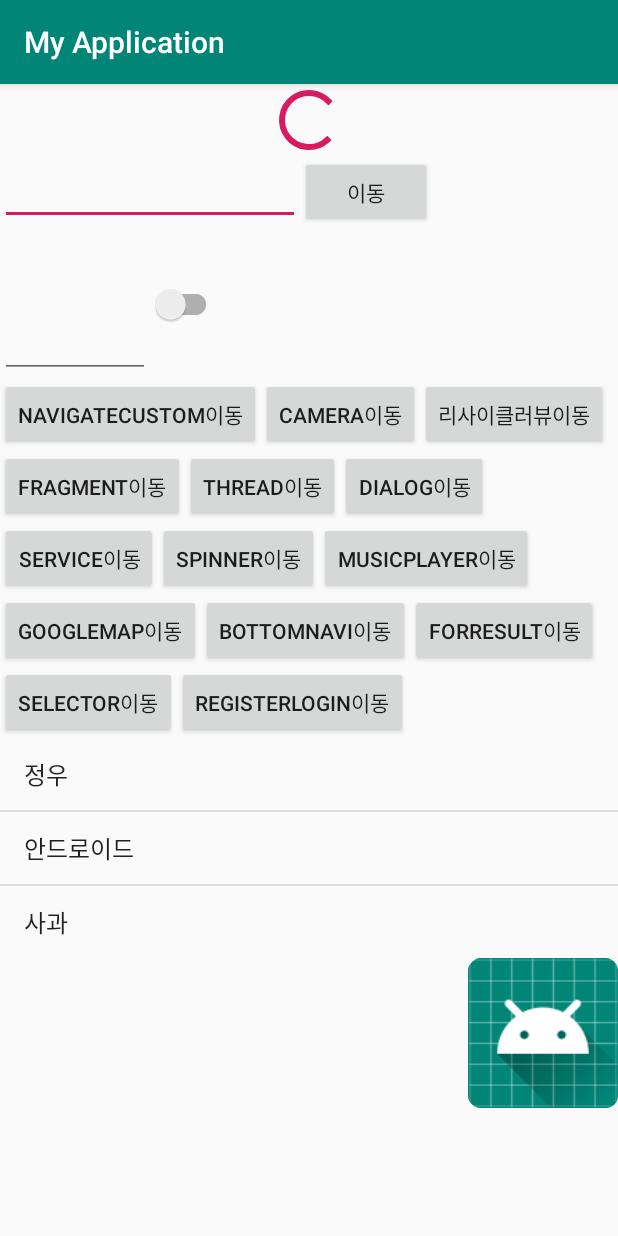
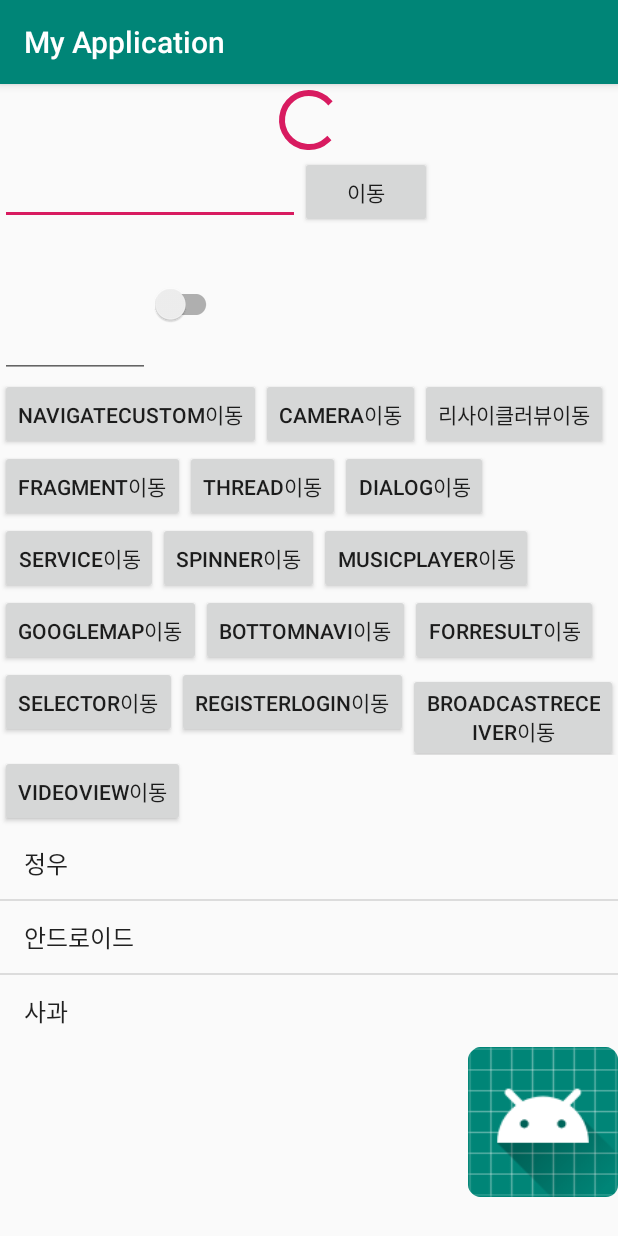
Before and after one commit to friendshipkim97/Android-Practice, an Android app: the screen it shows after launch (MainActivity), on a phone screen of 412 x 824 dp. Run offline under Robolectric (Android 15) with nearby library versions, the phone set to English and light mode, and no system bars; plain views replace SpinKitView.

Commit message:
Update BroadCastReceiver

```diff
--- a/app/src/main/java/com/cookandroid/myapplication/MainActivity.java
+++ b/app/src/main/java/com/cookandroid/myapplication/MainActivity.java
@@ -47,6 +47,8 @@ public class MainActivity extends AppCompatActivity {
     private Button forReuslt_move;
     private Button selector_move;
     private Button registerLogin_move;
+    private Button broadcastReceiver_move;
+    private Button videoView_move;
 
     private long backBtnTime = 0;
 
@@ -152,6 +154,8 @@ public class MainActivity extends AppCompatActivity {
         forReuslt_move = findViewById(R.id.forResult_move);
         selector_move = findViewById(R.id.selector_move);
         registerLogin_move = findViewById(R.id.registerLogin_move);
+        broadcastReceiver_move = findViewById(R.id.broadcastReceiver_move);
+        videoView_move = findViewById(R.id.videoView_move);
     }
 
     private void buttonMove() {
@@ -266,6 +270,20 @@ public class MainActivity extends AppCompatActivity {
                 startActivity(intent); // 액티비티 이동
             }
         });
+        broadcastReceiver_move.setOnClickListener(new View.OnClickListener() {
+            @Override
+            public void onClick(View view) {
+                Intent intent = new Intent(MainActivity.this, BroadCastReceiverExample.class);
+                startActivity(intent); // 액티비티 이동
+            }
+        });
+        videoView_move.setOnClickListener(new View.OnClickListener() {
+            @Override
+            public void onClick(View view) {
+                Intent intent = new Intent(MainActivity.this, VideoViewExample.class);
+                startActivity(intent); // 액티비티 이동
+            }
+        });
     }
 
     private void clickImage() {
--- a/app/src/main/res/layout/activity_main.xml
+++ b/app/src/main/res/layout/activity_main.xml
@@ -160,6 +160,25 @@
             android:layout_height="wrap_content"
             android:text="registerLogin이동">
         </Button>
+        <Button
+            android:id="@+id/broadcastReceiver_move"
+            android:layout_width="wrap_content"
+            android:layout_height="wrap_content"
+            android:text="broadcastReceiver이동">
+        </Button>
+
+    </LinearLayout>
+
+    <LinearLayout
+        android:orientation="horizontal"
+        android:layout_width="wrap_content"
+        android:layout_height="wrap_content">
+        <Button
+            android:id="@+id/videoView_move"
+            android:layout_width="wrap_content"
+            android:layout_height="wrap_content"
+            android:text="videoView이동">
+        </Button>
 
     </LinearLayout>
     <ListView
```
Also changed, not shown: app/src/main/AndroidManifest.xml (+10 -3 lines), app/src/main/java/com/cookandroid/myapplication/BroadCastReceiverExample.java (added, +37 -0 lines), app/src/main/java/com/cookandroid/myapplication/NetworkReceiver.java (added, +23 -0 lines), app/src/main/res/layout/activity_broad_cast_receiver_example.xml (added, +20 -0 lines).
